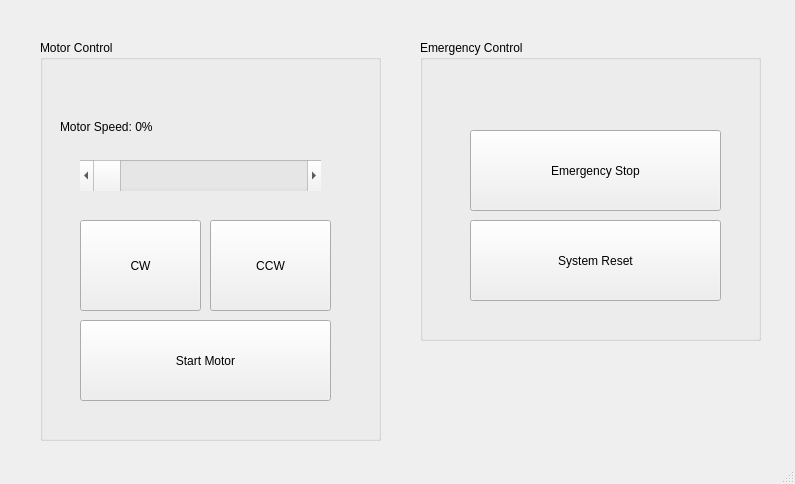
This is gui.ui in pziajski/PythonMotorControl as Qt 5 draws it before an edit. The edited form follows.
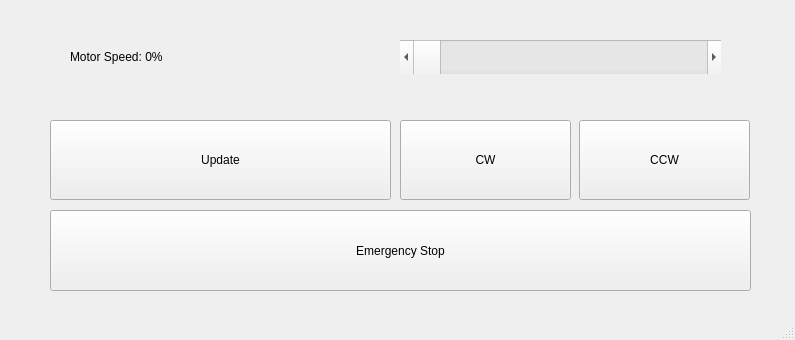
This is the edited form.

Diff of the .ui file:
```diff
--- a/gui.ui
+++ b/gui.ui
@@ -7,31 +7,19 @@
     <x>0</x>
     <y>0</y>
     <width>795</width>
-    <height>484</height>
+    <height>340</height>
    </rect>
   </property>
   <property name="windowTitle">
    <string>Motor Control</string>
   </property>
   <widget class="QWidget" name="centralwidget">
-   <widget class="QGroupBox" name="emergGB">
-    <property name="geometry">
-     <rect>
-      <x>420</x>
-      <y>40</y>
-      <width>341</width>
-      <height>301</height>
-     </rect>
-    </property>
-    <property name="title">
-     <string>Emergency Control</string>
-    </property>
     <widget class="QPushButton" name="eStopBN">
      <property name="geometry">
       <rect>
        <x>50</x>
-       <y>90</y>
-       <width>251</width>
+      <y>210</y>
+      <width>701</width>
        <height>81</height>
       </rect>
      </property>
@@ -39,97 +27,70 @@
       <string>Emergency Stop</string>
      </property>
     </widget>
-    <widget class="QPushButton" name="sResetBN">
+   <widget class="QPushButton" name="updateBN">
      <property name="geometry">
       <rect>
        <x>50</x>
-       <y>180</y>
-       <width>251</width>
-       <height>81</height>
-      </rect>
-     </property>
-     <property name="text">
-      <string>System Reset</string>
-     </property>
-    </widget>
-   </widget>
-   <widget class="QGroupBox" name="motorGB">
-    <property name="geometry">
-     <rect>
-      <x>40</x>
-      <y>40</y>
+      <y>120</y>
       <width>341</width>
-      <height>401</height>
+      <height>80</height>
      </rect>
     </property>
-    <property name="title">
-     <string>Motor Control</string>
+    <property name="text">
+     <string>Update</string>
     </property>
+   </widget>
+   <widget class="QPushButton" name="cwBN">
+    <property name="geometry">
+     <rect>
+      <x>400</x>
+      <y>120</y>
+      <width>171</width>
+      <height>80</height>
+     </rect>
+    </property>
+    <property name="text">
+     <string>CW</string>
+    </property>
+   </widget>
     <widget class="QScrollBar" name="speedBar">
      <property name="geometry">
       <rect>
-       <x>40</x>
-       <y>120</y>
-       <width>241</width>
-       <height>31</height>
+      <x>400</x>
+      <y>40</y>
+      <width>321</width>
+      <height>34</height>
       </rect>
      </property>
      <property name="orientation">
       <enum>Qt::Horizontal</enum>
      </property>
     </widget>
-    <widget class="QLabel" name="label">
-     <property name="geometry">
-      <rect>
-       <x>20</x>
-       <y>70</y>
-       <width>291</width>
-       <height>34</height>
-      </rect>
-     </property>
-     <property name="text">
-      <string>Motor Speed: 0%</string>
-     </property>
-    </widget>
-    <widget class="QPushButton" name="sMotorBN">
-     <property name="geometry">
-      <rect>
-       <x>40</x>
-       <y>280</y>
-       <width>251</width>
-       <height>81</height>
-      </rect>
-     </property>
-     <property name="text">
-      <string>Start Motor</string>
-     </property>
-    </widget>
-    <widget class="QPushButton" name="cwBN">
-     <property name="geometry">
-      <rect>
-       <x>40</x>
-       <y>180</y>
-       <width>121</width>
-       <height>91</height>
-      </rect>
-     </property>
-     <property name="text">
-      <string>CW</string>
-     </property>
-    </widget>
     <widget class="QPushButton" name="ccwBN">
      <property name="geometry">
       <rect>
-       <x>170</x>
-       <y>180</y>
-       <width>121</width>
-       <height>91</height>
+      <x>579</x>
+      <y>120</y>
+      <width>171</width>
+      <height>80</height>
       </rect>
      </property>
      <property name="text">
       <string>CCW</string>
      </property>
     </widget>
+   <widget class="QLabel" name="label">
+    <property name="geometry">
+     <rect>
+      <x>70</x>
+      <y>40</y>
+      <width>321</width>
+      <height>34</height>
+     </rect>
+    </property>
+    <property name="text">
+     <string>Motor Speed: 0%</string>
+    </property>
    </widget>
   </widget>
   <widget class="QStatusBar" name="statusbar"/>
```
Lines whose indentation alone changed are shown as unchanged.
